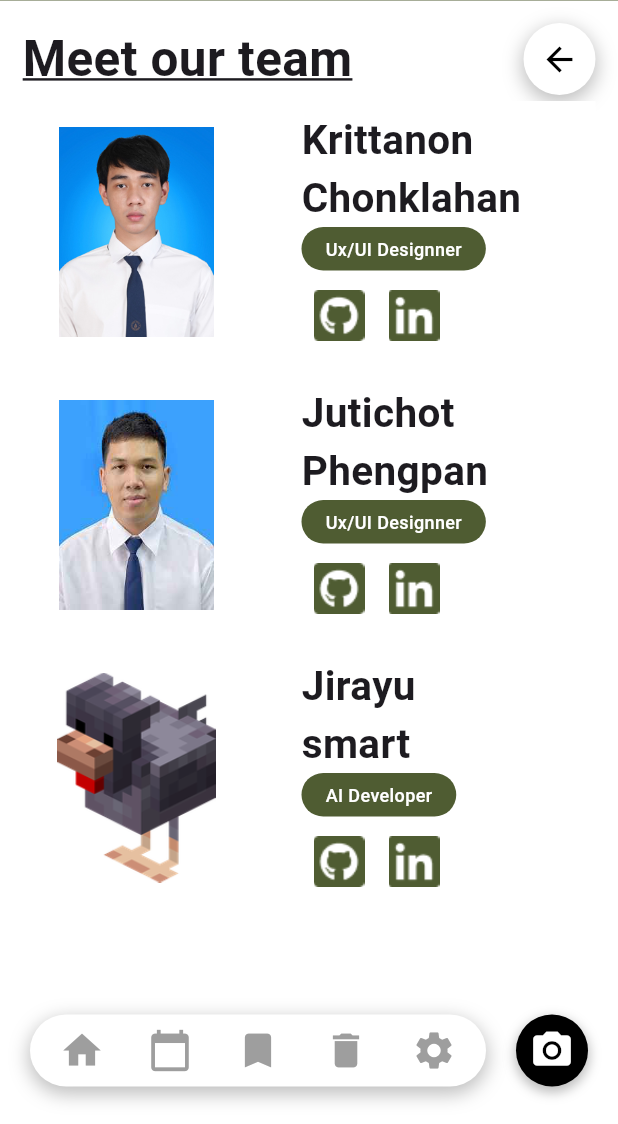
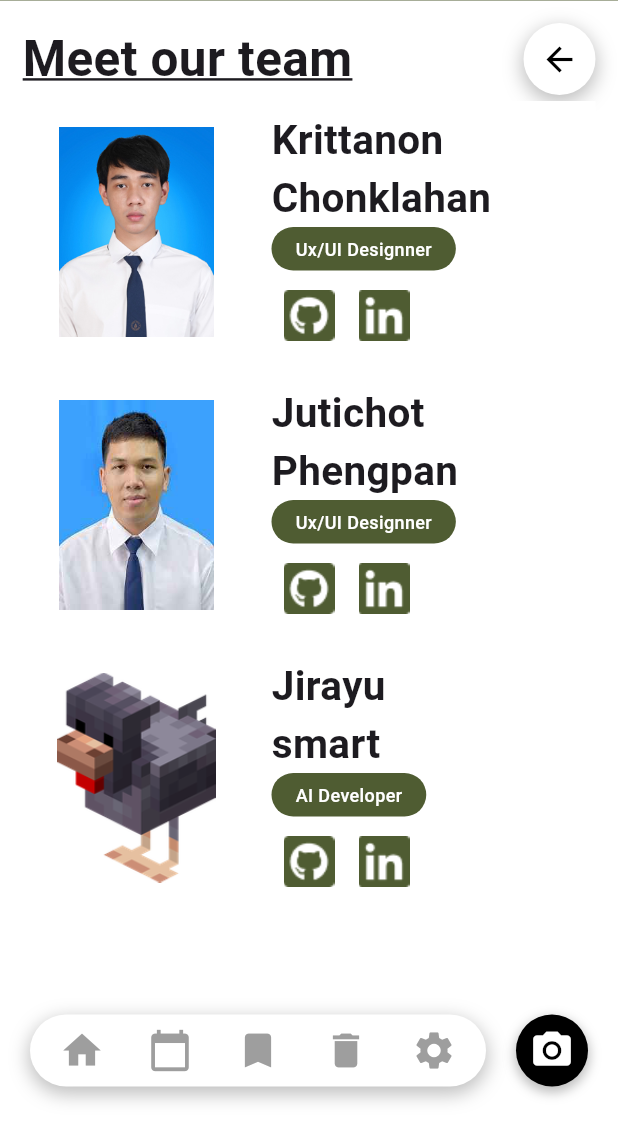
Before and after one commit to SakanaIsReal/TrashScan, a Flutter app: the AboutTeamScreen screen opened by its route, on a phone screen of 412 x 824 dp, the part 112-1236 px from its top. Run offline on Flutter 3.47's test engine with Material 3 defaults, Android fonts, the phone set to English and light mode, and no system bars; our stand-ins replace camera, flutter_dotenv, flutter_local_notifications, flutter_svg, geolocator, go_router and 5 more; missing offline and left inert: flutter_polyline_points.

Commit message:
fix: make about team screen responsive

```diff
--- a/lib/screens/about_team_screen.dart
+++ b/lib/screens/about_team_screen.dart
@@ -55,6 +55,7 @@ class AboutTeamScreen extends StatelessWidget {
         appBar: CustomAppBar(),
         body: Padding(
           padding: const EdgeInsets.all(15.0),
+          child: SingleChildScrollView(
             child: Column(
               children: [
                 Row(
@@ -80,6 +81,7 @@ class AboutTeamScreen extends StatelessWidget {
               ],
             ),
           ),
+        ),
         bottomNavigationBar: BottomNavBar(
           selectedIndex: 5,
         ));
--- a/lib/widgets/dev_card.dart
+++ b/lib/widgets/dev_card.dart
@@ -30,7 +30,7 @@ class DevCard extends StatelessWidget {
                 fit: BoxFit.contain,
               ),
             ),
-            const SizedBox(width: 40.0),
+            const SizedBox(width: 20.0),
             Column(
               crossAxisAlignment: CrossAxisAlignment.start,
               children: [
```
Lines whose indentation alone changed are shown as unchanged.
